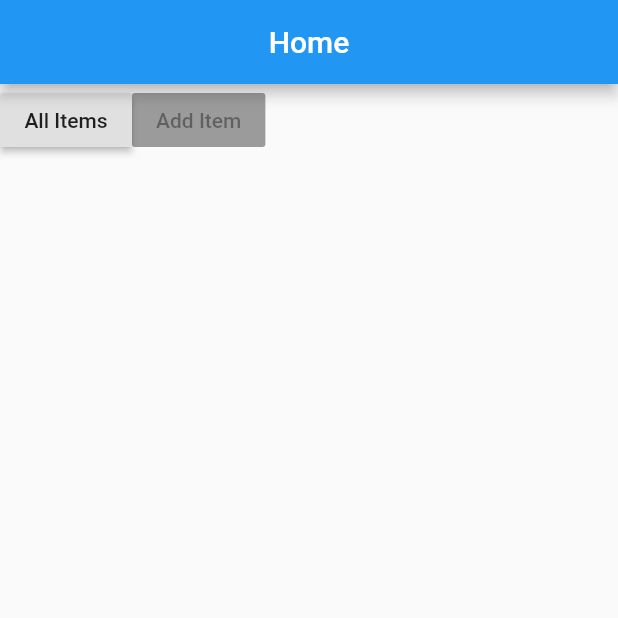
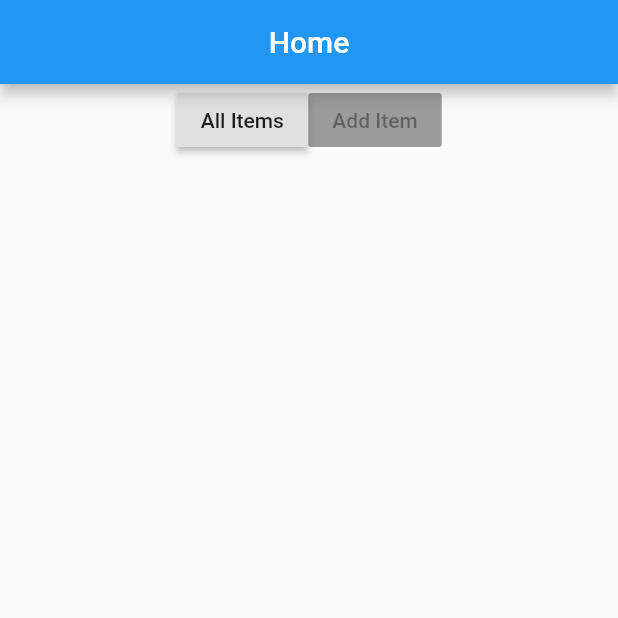
Before and after one commit to yuetu0/inventory_app, a Flutter app: the screen it shows after launch, on a phone screen of 412 x 824 dp, the top half of it. Run offline on Flutter 3.47's test engine with Material 2 defaults, Android fonts, the phone set to English and light mode, and no system bars.

Commit message:
alignment

```diff
--- a/lib/screens/allitems.dart
+++ b/lib/screens/allitems.dart
@@ -12,6 +12,8 @@ class _AllItemsState extends State<AllItems> {
     return Scaffold(
       appBar: AppBar(
         backgroundColor: Colors.blue,
+        title : Text("All Items"),
+        centerTitle : true,
       ),
     );
   }
--- a/lib/screens/home.dart
+++ b/lib/screens/home.dart
@@ -17,6 +17,8 @@ class _HomeState extends State<Home> {
      ),
     body: Container(
       child: Row(
+        mainAxisAlignment: MainAxisAlignment.center,
+        crossAxisAlignment: CrossAxisAlignment.center,
         children: <Widget> [
           RaisedButton(
             onPressed: (){
```
